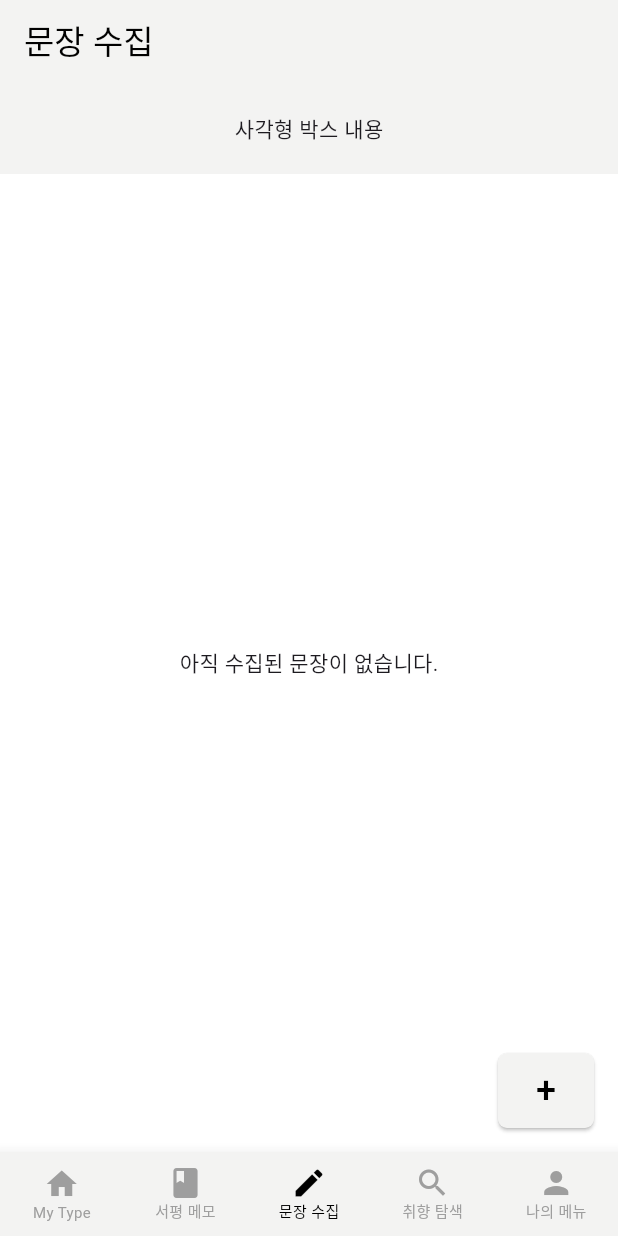
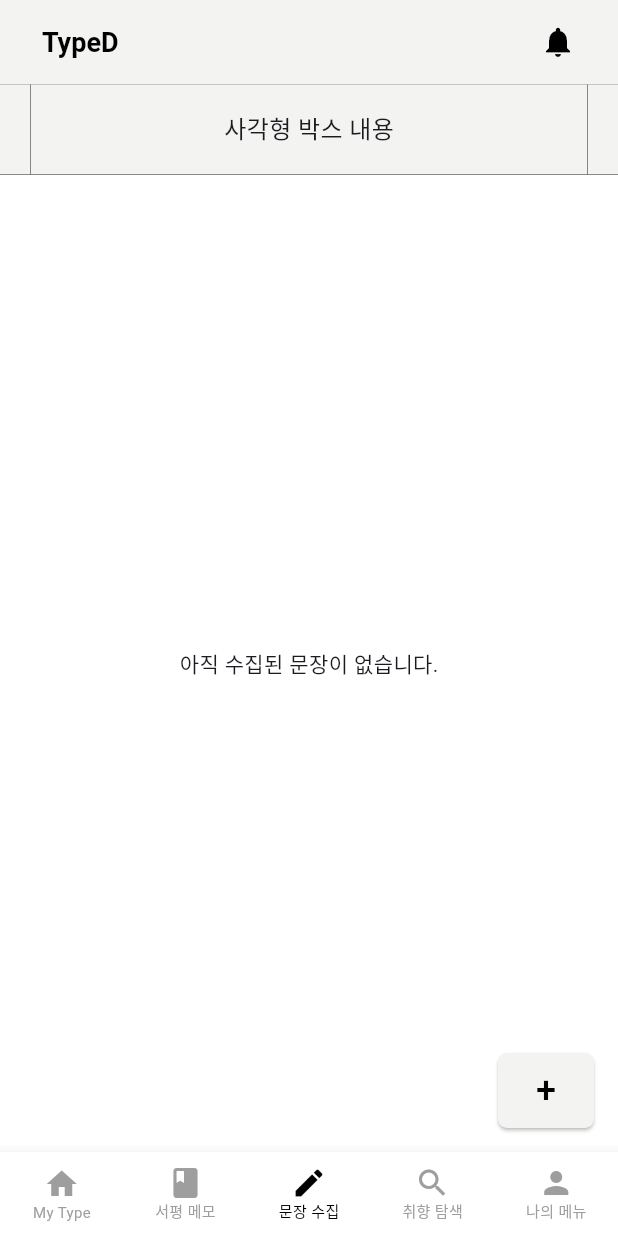
Before and after one commit to genericTypeD/TypeD-Frontend, a Flutter app: the screen it shows after launch, on a phone screen of 412 x 824 dp. Run offline on Flutter 3.47's test engine with Material 3 defaults, Android fonts, the phone set to English and light mode, and no system bars; project files that could hold a hidden picture were left out.

Commit message:
refactor: appBar 디자인

```diff
--- a/lib/common/layout/default_layout.dart
+++ b/lib/common/layout/default_layout.dart
@@ -22,18 +22,71 @@ class DefaultLayout extends StatelessWidget {
   Widget build(BuildContext context) {
     return Scaffold(
       backgroundColor: backgroundColor ?? Colors.white,
-      appBar: appBar ??
-          (title != null
-              ? AppBar(
-                  title: Text(title!),
-                  backgroundColor: const Color(0xFFF3F3F2),
-                  foregroundColor: Colors.black,
-                  elevation: 0,
-                )
-              : null),
+      appBar: appBar ?? _buildDefaultAppBar(),
       body: child,
       bottomNavigationBar: bottomNavigationBar,
       floatingActionButton: floatingActionButton,
     );
   }
+
+  AppBar? _buildDefaultAppBar() {
+    if (title == null) return null;
+
+    return AppBar(
+      backgroundColor: const Color(0xFFF3F3F2),
+      foregroundColor: Colors.black,
+      elevation: 0,
+      titleSpacing: 0,
+      title: Row(
+        children: [
+          const SizedBox(width: 20.0),
+          // Container(
+          //   width: 0.3,
+          //   height: kToolbarHeight,
+          //   color: Colors.black,
+          // ),
+          GestureDetector(
+            onTap: () {},
+            child: Padding(
+              padding: const EdgeInsets.all(8.0),
+              child: Text(
+                'TypeD',
+                style: const TextStyle(
+                  fontSize: 18,
+                  fontWeight: FontWeight.bold,
+                  color: Colors.black,
+                ),
+              ),
+            ),
+          ),
+          const Spacer(),
+          Padding(
+            padding: const EdgeInsets.all(8.0),
+            child: GestureDetector(
+              onTap: () {
+                // 알림 버튼 동작 추가
+              },
+              child: const Icon(
+                Icons.notifications,
+                color: Colors.black,
+              ),
+            ),
+          ),
+          // Container(
+          //   width: 0.3,
+          //   height: kToolbarHeight,
+          //   color: Colors.black,
+          // ),
+          const SizedBox(width: 20.0),
+        ],
+      ),
+      // bottom: PreferredSize(
+      //   preferredSize: const Size.fromHeight(1.0), // 구분선 높이
+      //   child: Container(
+      //     color: Colors.black, // 구분선 색상
+      //     height: 0.3, // 구분선 두께
+      //   ),
+      // ),
+    );
+  }
 }
--- a/lib/common/screen/home_tab.dart
+++ b/lib/common/screen/home_tab.dart
@@ -45,7 +45,7 @@ class _HomeTabState extends State<HomeTab> {
   Widget _buildBottomNavigationBar() {
     return BottomNavigationBar(
       type: BottomNavigationBarType.fixed,
-      backgroundColor: const Color(0xFFF3F3F2),
+      backgroundColor: const Color(0xFFFFFFFF),
       selectedFontSize: 10,
       unselectedFontSize: 10,
       selectedItemColor: Colors.black,
--- a/lib/sentence/screen/sentence_empty.dart
+++ b/lib/sentence/screen/sentence_empty.dart
@@ -5,32 +5,61 @@ class SentenceEmpty extends StatelessWidget {
   @override
   Widget build(BuildContext context) {
     return DefaultLayout(
-      child: Stack(
+      child: Column(
         children: [
-          Column(
-            children: [
+          // 상단 구분선
+          Container(
+            height: 0.3,
+            width: double.infinity,
+            color: Colors.black,
+          ),
+          // 중앙 컨테이너
           Container(
             height: 60,
             width: double.infinity,
             decoration: const BoxDecoration(
               color: Color(0xFFF3F3F2),
             ),
-                padding:
-                    const EdgeInsets.symmetric(vertical: 12, horizontal: 20),
-                child: const Center(
+            child: Row(
+              children: [
+                // 왼쪽 구분선과 간격
+                const SizedBox(width: 20.0),
+                Container(
+                  width: 0.3,
+                  height: double.infinity,
+                  color: Colors.black,
+                ),
+                const SizedBox(width: 10.0),
+                Expanded(
+                  child: Center(
                     child: Text(
                       "사각형 박스 내용",
+                      style: TextStyle(fontSize: 16),
                     ),
                   ),
                 ),
+                // 오른쪽 구분선과 간격
+                const SizedBox(width: 10.0),
+                Container(
+                  width: 0.3,
+                  height: double.infinity,
+                  color: Colors.black,
+                ),
+                const SizedBox(width: 20.0),
+              ],
+            ),
+          ),
+          // 하단 구분선
+          Container(
+            height: 0.3,
+            width: double.infinity,
+            color: Colors.black,
+          ),
+          // 아래 콘텐츠
           Expanded(
             child: Center(
-                  child: Text(
-                    "아직 수집된 문장이 없습니다.",
+              child: Text("아직 수집된 문장이 없습니다."),
             ),
-                ),
-              ),
-            ],
           ),
         ],
       ),
```
Lines whose indentation alone changed are shown as unchanged.
